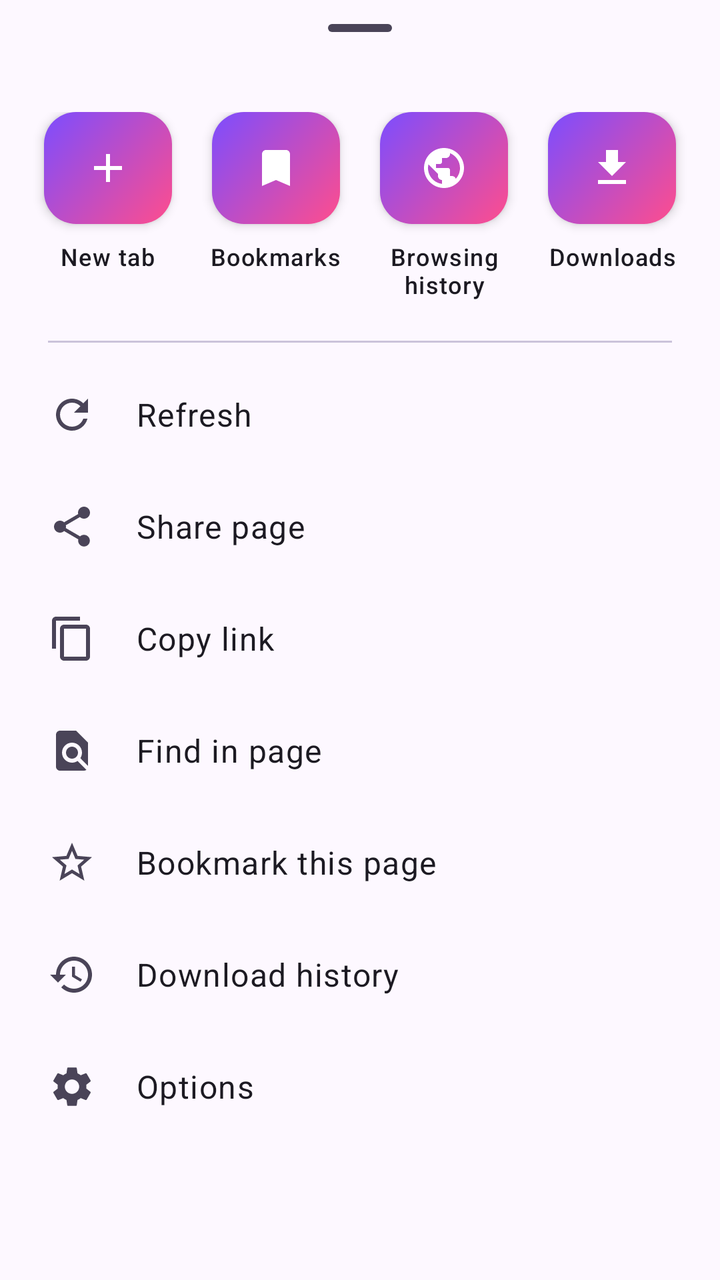
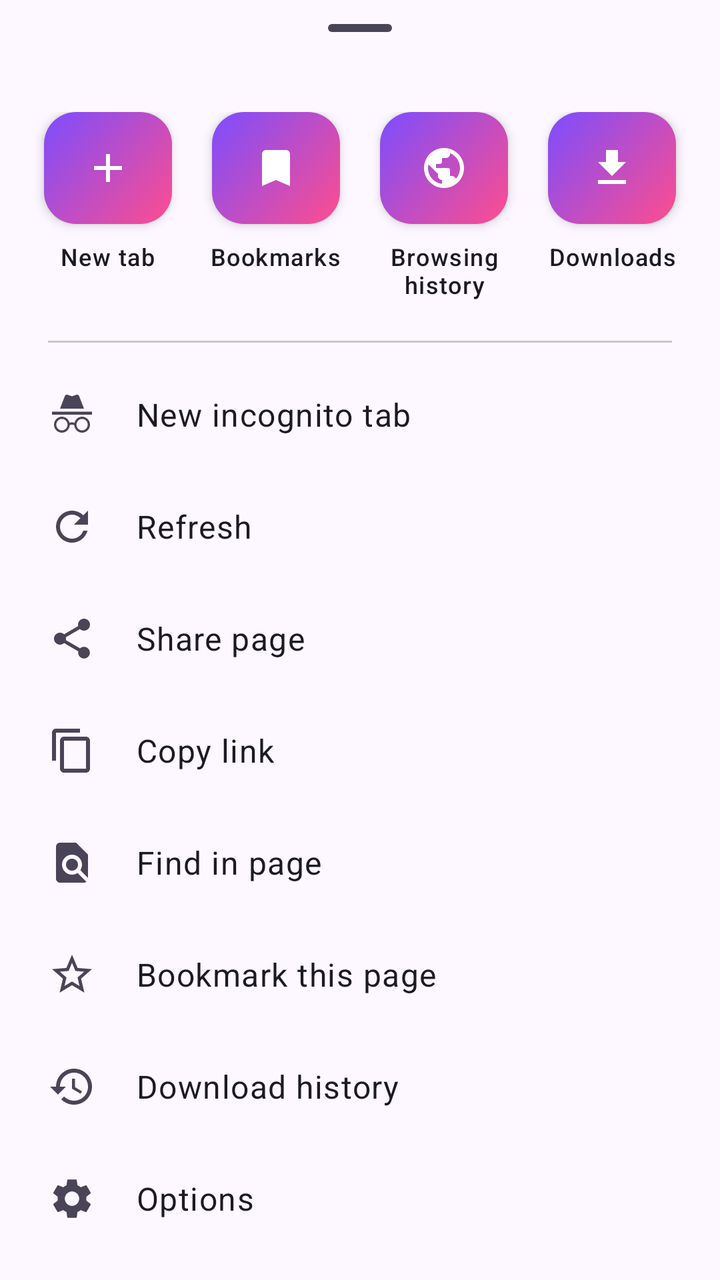

Screens rendered from an Android XML layout before and after an edit, with the pre-edit source and the edit as a unified diff.
<!-- AndroidManifest.xml: application theme Theme.VideoDownloader -->
<!-- res/layout/sheet_menu.xml -->
<?xml version="1.0" encoding="utf-8"?>
<androidx.core.widget.NestedScrollView xmlns:android="http://schemas.android.com/apk/res/android"
    xmlns:app="http://schemas.android.com/apk/res-auto"
    android:layout_width="match_parent"
    android:layout_height="wrap_content"
    android:overScrollMode="never">

    <LinearLayout
        android:layout_width="match_parent"
        android:layout_height="wrap_content"
        android:orientation="vertical"
        android:paddingBottom="12dp">

        <com.google.android.material.bottomsheet.BottomSheetDragHandleView
            android:layout_width="match_parent"
            android:layout_height="wrap_content" />

        
        <LinearLayout
            android:layout_width="match_parent"
            android:layout_height="wrap_content"
            android:orientation="horizontal"
            android:paddingHorizontal="12dp"
            android:paddingBottom="12dp">

            <LinearLayout
                android:id="@+id/menuNewTab"
                style="@style/MenuTile">

                <ImageView
                    style="@style/MenuTileIcon"
                    android:src="@drawable/ic_add" />

                <TextView
                    style="@style/MenuTileLabel"
                    android:text="@string/menu_new_tab" />
            </LinearLayout>

            <LinearLayout
                android:id="@+id/menuBookmarks"
                style="@style/MenuTile">

                <ImageView
                    style="@style/MenuTileIcon"
                    android:src="@drawable/ic_bookmarks" />

                <TextView
                    style="@style/MenuTileLabel"
                    android:text="@string/bookmarks" />
            </LinearLayout>

            <LinearLayout
                android:id="@+id/menuHistoryPages"
                style="@style/MenuTile">

                <ImageView
                    style="@style/MenuTileIcon"
                    android:src="@drawable/ic_public" />

                <TextView
                    style="@style/MenuTileLabel"
                    android:text="@string/menu_history_pages" />
            </LinearLayout>

            <LinearLayout
                android:id="@+id/menuDownloads"
                style="@style/MenuTile">

                <ImageView
                    style="@style/MenuTileIcon"
                    android:src="@drawable/ic_download" />

                <TextView
                    style="@style/MenuTileLabel"
                    android:text="@string/downloads" />
            </LinearLayout>
        </LinearLayout>

        <com.google.android.material.divider.MaterialDivider
            android:layout_width="match_parent"
            android:layout_height="wrap_content"
            android:layout_marginHorizontal="24dp"
            android:layout_marginBottom="8dp" />

        <LinearLayout
            android:id="@+id/menuRefresh"
            style="@style/ListRow.Compact"
            android:paddingStart="24dp">

            <ImageView
                style="@style/MenuRowIcon"
                android:src="@drawable/ic_refresh" />

            <TextView
                style="@style/ListTitle"
                android:text="@string/menu_refresh" />
        </LinearLayout>

        <LinearLayout
            android:id="@+id/menuShare"
            style="@style/ListRow.Compact"
            android:paddingStart="24dp">

            <ImageView
                style="@style/MenuRowIcon"
                android:src="@drawable/ic_share" />

            <TextView
                style="@style/ListTitle"
                android:text="@string/share_page" />
        </LinearLayout>

        <LinearLayout
            android:id="@+id/menuCopyLink"
            style="@style/ListRow.Compact"
            android:paddingStart="24dp">

            <ImageView
                style="@style/MenuRowIcon"
                android:src="@drawable/ic_content_copy" />

            <TextView
                style="@style/ListTitle"
                android:text="@string/copy_link" />
        </LinearLayout>

        <LinearLayout
            android:id="@+id/menuFind"
            style="@style/ListRow.Compact"
            android:paddingStart="24dp">

            <ImageView
                style="@style/MenuRowIcon"
                android:src="@drawable/ic_find_in_page" />

            <TextView
                style="@style/ListTitle"
                android:text="@string/find_in_page" />
        </LinearLayout>

        <LinearLayout
            android:id="@+id/menuBookmarkAdd"
            style="@style/ListRow.Compact"
            android:paddingStart="24dp">

            <ImageView
                android:id="@+id/menuBookmarkAddIcon"
                style="@style/MenuRowIcon"
                android:src="@drawable/ic_star_border" />

            <TextView
                style="@style/ListTitle"
                android:text="@string/menu_bookmark_add" />
        </LinearLayout>

        <LinearLayout
            android:id="@+id/menuHistory"
            style="@style/ListRow.Compact"
            android:paddingStart="24dp">

            <ImageView
                style="@style/MenuRowIcon"
                android:src="@drawable/ic_history" />

            <TextView
                style="@style/ListTitle"
                android:text="@string/menu_history" />
        </LinearLayout>

        <LinearLayout
            android:id="@+id/menuOptions"
            style="@style/ListRow.Compact"
            android:paddingStart="24dp">

            <ImageView
                style="@style/MenuRowIcon"
                android:src="@drawable/ic_settings" />

            <TextView
                style="@style/ListTitle"
                android:text="@string/menu_options" />
        </LinearLayout>
    </LinearLayout>
</androidx.core.widget.NestedScrollView>
<!-- resources referenced by this layout -->
<resources>
  <string name="bookmarks">Bookmarks</string>
  <string name="copy_link">Copy link</string>
  <string name="downloads">Downloads</string>
  <string name="find_in_page">Find in page</string>
  <string name="menu_bookmark_add">Bookmark this page</string>
  <string name="menu_history">Download history</string>
  <string name="menu_history_pages">Browsing history</string>
  <string name="menu_new_tab">New tab</string>
  <string name="menu_options">Options</string>
  <string name="menu_refresh">Refresh</string>
  <string name="share_page">Share page</string>
  <style name="ListRow.Compact">
          <item name="android:minHeight">56dp</item>
      </style>
  <color name="md_primary">#6D3BFF</color>
  <color name="md_on_primary">#FFFFFF</color>
  <color name="md_primary_container">#EADDFF</color>
  <color name="md_on_primary_container">#22005D</color>
  <color name="md_secondary">#625B71</color>
  <color name="md_on_secondary">#FFFFFF</color>
  <color name="md_secondary_container">#EDE4FF</color>
  <color name="md_on_secondary_container">#2A1A5E</color>
  <color name="md_tertiary">#E9407A</color>
  <color name="md_on_tertiary">#FFFFFF</color>
  <color name="md_tertiary_container">#FFD9E3</color>
  <color name="md_on_tertiary_container">#3E001D</color>
  <color name="md_error">#BA1A1A</color>
  <color name="md_on_error">#FFFFFF</color>
  <color name="md_error_container">#FFDAD6</color>
  <color name="md_on_error_container">#410002</color>
  <color name="md_background">#FDF8FF</color>
  <color name="md_on_background">#1C1A22</color>
  <color name="md_surface">#FDF8FF</color>
  <color name="md_on_surface">#1C1A22</color>
  <color name="md_surface_variant">#E7E0F0</color>
  <color name="md_on_surface_variant">#4A4458</color>
  <color name="md_outline">#7A7489</color>
  <color name="md_outline_variant">#CBC3DA</color>
  <color name="md_surface_container_lowest">#FFFFFF</color>
  <color name="md_surface_container_low">#F8F1FF</color>
  <color name="md_surface_container">#F3ECFC</color>
  <color name="md_surface_container_high">#EFE7F9</color>
  <color name="md_surface_container_highest">#E9E1F4</color>
  <color name="md_inverse_surface">#312E38</color>
  <color name="md_inverse_on_surface">#F5EFF8</color>
  <color name="md_inverse_primary">#CDBDFF</color>
  <style name="TextAppearance.VD.TitleMedium" parent="TextAppearance.Material3.TitleMedium">
          <item name="android:fontFamily">sans-serif-medium</item>
          <item name="fontFamily">sans-serif-medium</item>
      </style>
  <style name="TextAppearance.VD.TitleSmall" parent="TextAppearance.Material3.TitleSmall">
          <item name="android:fontFamily">sans-serif-medium</item>
          <item name="fontFamily">sans-serif-medium</item>
      </style>
  <color name="brand_gradient_start">#7C4DFF</color>
  <color name="brand_gradient_end">#FF4D8D</color>
  <!-- unchanged entries left out for length: 20 -->
</resources>

<!-- the commit's change to res/layout/sheet_menu.xml (unified diff, before → after) -->
@@ -81,6 +81,20 @@
             android:layout_height="wrap_content"
             android:layout_marginHorizontal="24dp"
             android:layout_marginBottom="8dp" />
+
+        <LinearLayout
+            android:id="@+id/menuNewIncognito"
+            style="@style/ListRow.Compact"
+            android:paddingStart="24dp">
+
+            <ImageView
+                style="@style/MenuRowIcon"
+                android:src="@drawable/ic_incognito" />
+
+            <TextView
+                style="@style/ListTitle"
+                android:text="@string/new_incognito_tab" />
+        </LinearLayout>
 
         <LinearLayout
             android:id="@+id/menuRefresh"
<!-- resource entries referenced after the edit -->
@@ -1,5 +1,13 @@
 <!-- resources referenced by this layout -->
 <resources>
+  <!-- drawable ic_incognito (drawable) -->
+  <vector xmlns:android="http://schemas.android.com/apk/res/android"
+      android:width="24dp" android:height="24dp"
+      android:viewportWidth="24" android:viewportHeight="24"
+      android:tint="?attr/colorControlNormal">
+      <path android:fillColor="@android:color/white"
+          android:pathData="M17.06,13C15.2,13 13.64,14.33 13.24,16.1C12.29,15.69 11.42,15.8 10.76,16.09C10.35,14.31 8.79,13 6.94,13C4.77,13 3,14.79 3,17C3,19.21 4.77,21 6.94,21C9,21 10.68,19.38 10.84,17.32C11.18,17.08 12.07,16.63 13.16,17.34C13.34,19.39 15,21 17.06,21C19.23,21 21,19.21 21,17C21,14.79 19.23,13 17.06,13M6.94,19.86C5.38,19.86 4.13,18.58 4.13,17C4.13,15.42 5.39,14.14 6.94,14.14C8.5,14.14 9.75,15.42 9.75,17C9.75,18.58 8.5,19.86 6.94,19.86M17.06,19.86C15.5,19.86 14.25,18.58 14.25,17C14.25,15.42 15.5,14.14 17.06,14.14C18.62,14.14 19.88,15.42 19.88,17C19.88,18.58 18.61,19.86 17.06,19.86M22,10.5H2V12H22V10.5M15.53,2.63C15.31,2.14 14.75,1.88 14.22,2.05L12,2.79L9.77,2.05L9.72,2.04C9.19,1.89 8.63,2.17 8.43,2.68L6,9H18L15.56,2.68L15.53,2.63Z" />
+  </vector>
   <string name="bookmarks">Bookmarks</string>
   <string name="copy_link">Copy link</string>
   <string name="downloads">Downloads</string>
@@ -10,6 +18,7 @@
   <string name="menu_new_tab">New tab</string>
   <string name="menu_options">Options</string>
   <string name="menu_refresh">Refresh</string>
+  <string name="new_incognito_tab">New incognito tab</string>
   <string name="share_page">Share page</string>
   <style name="ListRow.Compact">
           <item name="android:minHeight">56dp</item>
